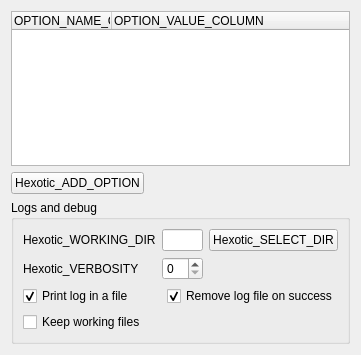
Qt form src/GUI/HexoticPluginGUI_AdvWidget_QTD.ui (SalomePlatform/hexoticplugin) before a commit.
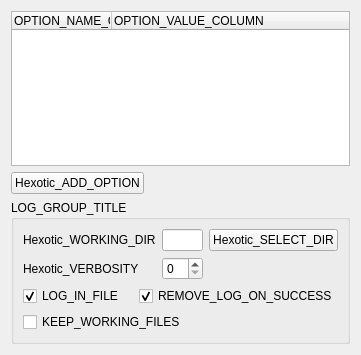
The same form after that commit. Custom widgets are drawn as their Qt base class.

Commit message:
#17784 [EDF] MESH-GEMS-2.9.6 Meshers options
  French translations

What changed in the file:
```diff
--- a/src/GUI/HexoticPluginGUI_AdvWidget_QTD.ui
+++ b/src/GUI/HexoticPluginGUI_AdvWidget_QTD.ui
@@ -74,7 +74,7 @@
       </sizepolicy>
      </property>
      <property name="title">
-      <string>Logs and debug</string>
+      <string>LOG_GROUP_TITLE</string>
      </property>
      <layout class="QGridLayout" name="gridLayout_2">
       <item row="0" column="0">
@@ -113,7 +113,7 @@
         <item>
          <widget class="QCheckBox" name="logInFileCheck">
           <property name="text">
-           <string>Print log in a file</string>
+           <string>LOG_IN_FILE</string>
           </property>
           <property name="checked">
            <bool>true</bool>
@@ -123,7 +123,7 @@
         <item>
          <widget class="QCheckBox" name="removeLogOnSuccessCheck">
           <property name="text">
-           <string>Remove log file on success</string>
+           <string>REMOVE_LOG_ON_SUCCESS</string>
           </property>
           <property name="checked">
            <bool>true</bool>
@@ -135,7 +135,7 @@
       <item row="2" column="0">
        <widget class="QCheckBox" name="keepWorkingFilesCheck">
         <property name="text">
-         <string>Keep working files</string>
+         <string>KEEP_WORKING_FILES</string>
         </property>
         <property name="autoExclusive">
          <bool>false</bool>
```
The commit also changes 1 other file.
